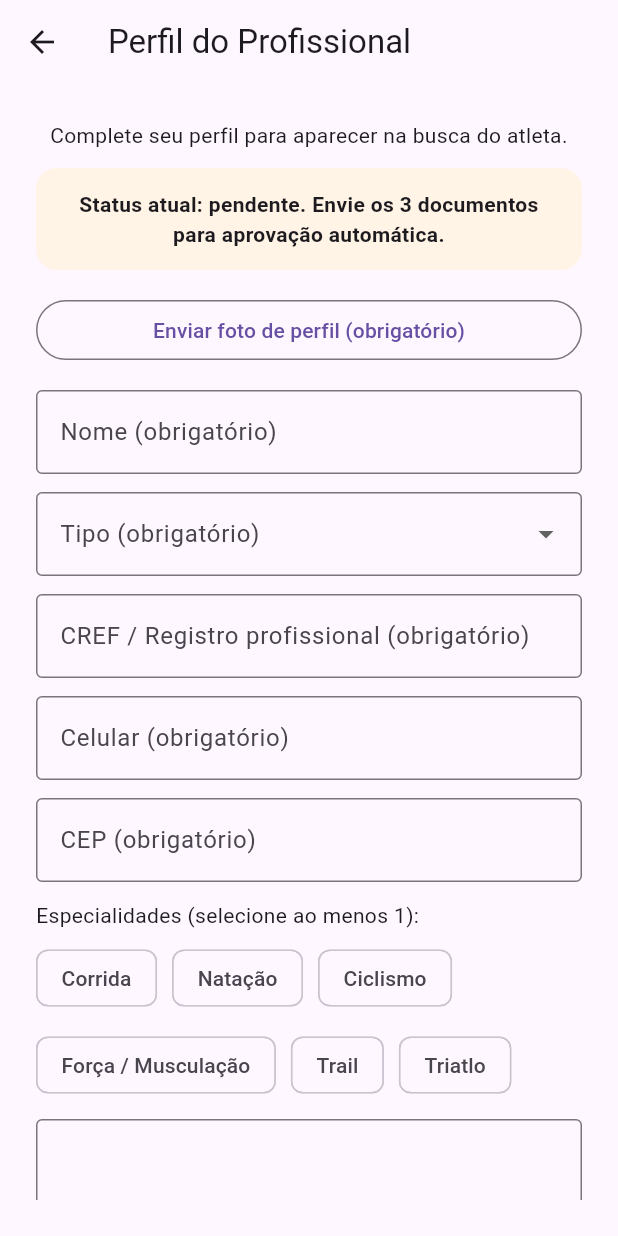
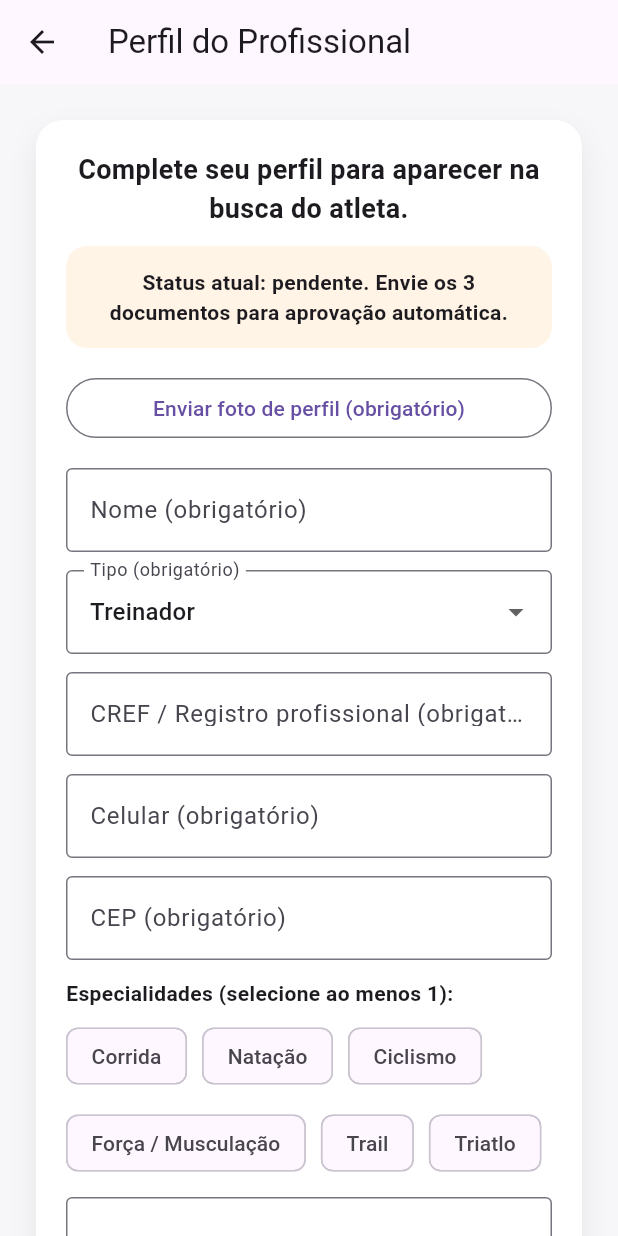
Before and after one commit to triniumsports/trinium_sports, a Flutter app: the ProfessionalProfileFormScreen screen opened directly, on a phone screen of 412 x 824 dp. Run offline on Flutter 3.47's test engine with Material 3 defaults, Android fonts, the phone set to English and light mode, and no system bars; our stand-ins replace file_picker, supabase_flutter; missing offline and left inert: dart:html; accounts and stored records are empty.

Commit message:
Checkpoint seguro do projeto

```diff
--- a/lib/screens/professional_profile_form_screen.dart
+++ b/lib/screens/professional_profile_form_screen.dart
@@ -1,13 +1,13 @@
+import 'dart:convert';
 import 'dart:typed_data';
-import 'dart:convert';
 
+import 'package:file_picker/file_picker.dart';
 import 'package:flutter/material.dart';
-import 'package:file_picker/file_picker.dart';
 import 'package:supabase_flutter/supabase_flutter.dart';
 
+import '../services/edge_functions_service.dart';
 import '../services/verification_service.dart';
 import 'home_router_screen.dart';
-import '../services/edge_functions_service.dart';
 
 class ProfessionalProfileFormScreen extends StatefulWidget {
   const ProfessionalProfileFormScreen({super.key});
@@ -49,16 +49,21 @@
   };
 
   String get _regLabel {
-    if (_professionalType == 'nutritionist') {
-      return 'CRN / Registro profissional';
-    }
-    return 'CREF / Registro profissional';
+    return _professionalType == 'nutritionist'
+        ? 'CRN / Registro profissional'
+        : 'CREF / Registro profissional';
   }
 
   bool get _hasAllDocs =>
       _uploadedDocTypes.contains('identity') &&
       _uploadedDocTypes.contains('council') &&
       _uploadedDocTypes.contains('lookup_print');
+
+  @override
+  void initState() {
+    super.initState();
+    _load();
+  }
 
   @override
   void dispose() {
@@ -70,18 +75,12 @@
     super.dispose();
   }
 
-  @override
-  void initState() {
-    super.initState();
-    _load();
-  }
-
   Future<void> _load() async {
     final user = _client.auth.currentUser;
     if (user == null) {
       setState(() {
+        _loading = false;
         _msg = 'Usuário não autenticado.';
-        _loading = false;
       });
       return;
     }
@@ -103,9 +102,13 @@
 
       _nameController.text = (profile?['full_name'] ?? '').toString();
       _avatarUrl = (profile?['avatar_url'] ?? '').toString().trim();
-      if (_avatarUrl != null && _avatarUrl!.isEmpty) _avatarUrl = null;
+      if ((_avatarUrl ?? '').isEmpty) _avatarUrl = null;
 
-      _professionalType = (coach?['professional_type'] ?? 'coach').toString();
+      _professionalType =
+          (coach?['professional_type'] ?? 'coach').toString().trim();
+      if (!['coach', 'nutritionist'].contains(_professionalType)) {
+        _professionalType = 'coach';
+      }
 
       final cref = (coach?['cref_number'] ?? '').toString().trim();
       final license = (coach?['license_number'] ?? '').toString().trim();
@@ -117,8 +120,8 @@
       _verificationStatus =
           (coach?['verification_status'] ?? 'pending').toString();
 
+      _specialties.clear();
       final specs = coach?['specialties'];
-      _specialties.clear();
       if (specs is List) {
         _specialties.addAll(specs.map((e) => e.toString()));
       }
@@ -129,14 +132,18 @@
         for (final d in docs) {
           if (d is Map && d['type'] != null) {
             final type = d['type'].toString().trim();
-            if (type.isNotEmpty) _uploadedDocTypes.add(type);
+            if (type.isNotEmpty) {
+              _uploadedDocTypes.add(type);
+            }
           }
         }
       }
     } catch (e) {
       _msg = 'Erro ao carregar dados: $e';
     } finally {
+      if (mounted) {
         setState(() => _loading = false);
+      }
     }
   }
 
@@ -146,9 +153,6 @@
     if (_zipController.text.trim().isEmpty) return false;
     if (_regController.text.trim().isEmpty) return false;
     if (_specialties.isEmpty) return false;
-    if (!['coach', 'nutritionist', 'hybrid'].contains(_professionalType)) {
-      return false;
-    }
     if (_avatarUrl == null || _avatarUrl!.trim().isEmpty) return false;
     if (!_hasAllDocs) return false;
     return true;
@@ -169,12 +173,14 @@
         allowedExtensions: ['jpg', 'jpeg', 'png'],
         withData: true,
       );
+
       if (result == null || result.files.isEmpty) {
         throw Exception('Nenhum arquivo selecionado.');
       }
 
       final file = result.files.single;
       final Uint8List? bytes = file.bytes;
+
       if (bytes == null || bytes.isEmpty) {
         throw Exception('Falha ao ler arquivo.');
       }
@@ -220,7 +226,7 @@
 
       setState(() {
         _msg = _hasAllDocs
-            ? '$label enviado ✅ Documentação completa. Profissional aprovado automaticamente.'
+            ? '$label enviado ✅ Documentação completa. Aprovação automática liberada.'
             : '$label enviado ✅';
       });
     } catch (e) {
@@ -239,7 +245,7 @@
     if (!_isValid()) {
       setState(() {
         _msg =
-            'Preencha todos os campos obrigatórios, envie a foto e os 3 documentos.';
+            'Preencha nome, telefone, CEP, registro, especialidades, foto e envie os 3 documentos.';
       });
       return;
     }
@@ -254,7 +260,7 @@
         'full_name': _nameController.text.trim(),
       }).eq('id', user.id);
 
-      final updateCoach = <String, dynamic>{
+      final updateData = <String, dynamic>{
         'professional_type': _professionalType,
         'phone_mobile': _phoneController.text.trim(),
         'address_zip_code': _zipController.text.trim(),
@@ -264,14 +270,14 @@
       };
 
       if (_professionalType == 'nutritionist') {
-        updateCoach['license_number'] = _regController.text.trim();
-        updateCoach['cref_number'] = null;
+        updateData['license_number'] = _regController.text.trim();
+        updateData['cref_number'] = null;
       } else {
-        updateCoach['cref_number'] = _regController.text.trim();
-        updateCoach['license_number'] = _regController.text.trim();
+        updateData['cref_number'] = _regController.text.trim();
+        updateData['license_number'] = _regController.text.trim();
       }
 
-      await _client.from('coaches').update(updateCoach).eq('id', user.id);
+      await _client.from('coaches').update(updateData).eq('id', user.id);
 
       if (!mounted) return;
       Navigator.of(context).pushAndRemoveUntil(
@@ -324,25 +330,47 @@
   Widget build(BuildContext context) {
     if (_loading) {
       return const Scaffold(
+        backgroundColor: Colors.white,
         body: Center(child: CircularProgressIndicator()),
       );
     }
 
     return Scaffold(
-      appBar: AppBar(title: const Text('Perfil do Profissional')),
+      backgroundColor: const Color(0xFFF7F7F9),
+      appBar: AppBar(
+        title: const Text('Perfil do Profissional'),
+      ),
       body: Center(
         child: ConstrainedBox(
           constraints: const BoxConstraints(maxWidth: 760),
-          child: Padding(
+          child: ListView(
             padding: const EdgeInsets.all(24),
-            child: ListView(
+            children: [
+              Container(
+                padding: const EdgeInsets.all(20),
+                decoration: BoxDecoration(
+                  color: Colors.white,
+                  borderRadius: BorderRadius.circular(18),
+                  boxShadow: const [
+                    BoxShadow(
+                      blurRadius: 16,
+                      offset: Offset(0, 8),
+                      color: Color(0x12000000),
+                    ),
+                  ],
+                ),
+                child: Column(
+                  crossAxisAlignment: CrossAxisAlignment.stretch,
                   children: [
                     const Text(
                       'Complete seu perfil para aparecer na busca do atleta.',
                       textAlign: TextAlign.center,
+                      style: TextStyle(
+                        fontSize: 18,
+                        fontWeight: FontWeight.w700,
+                      ),
                     ),
                     const SizedBox(height: 12),
-
                     Container(
                       padding: const EdgeInsets.all(14),
                       decoration: BoxDecoration(
@@ -359,24 +387,25 @@
                         style: const TextStyle(fontWeight: FontWeight.w600),
                       ),
                     ),
-
                     const SizedBox(height: 16),
-
                     OutlinedButton(
                       onPressed: _uploading ? null : _uploadAvatar,
                       child: Text(
                         _uploading
                             ? 'Enviando...'
-                        : 'Enviar foto de perfil (obrigatório)',
+                            : (_avatarUrl == null
+                                ? 'Enviar foto de perfil (obrigatório)'
+                                : 'Trocar foto de perfil'),
                       ),
                     ),
                     if (_avatarUrl != null) ...[
                       const SizedBox(height: 8),
-                  const Text('Foto OK ✅', textAlign: TextAlign.center),
+                      const Text(
+                        'Foto OK ✅',
+                        textAlign: TextAlign.center,
+                      ),
                     ],
-
                     const SizedBox(height: 16),
-
                     TextField(
                       controller: _nameController,
                       decoration: const InputDecoration(
@@ -385,7 +414,6 @@
                       ),
                     ),
                     const SizedBox(height: 12),
-
                     DropdownButtonFormField<String>(
                       value: _professionalType,
                       decoration: const InputDecoration(
@@ -393,19 +421,22 @@
                         border: OutlineInputBorder(),
                       ),
                       items: const [
-                    DropdownMenuItem(value: 'coach', child: Text('Treinador')),
+                        DropdownMenuItem(
+                          value: 'coach',
+                          child: Text('Treinador'),
+                        ),
                         DropdownMenuItem(
                           value: 'nutritionist',
                           child: Text('Nutricionista'),
                         ),
-                    DropdownMenuItem(value: 'hybrid', child: Text('Híbrido')),
                       ],
                       onChanged: (v) {
-                    setState(() => _professionalType = v ?? 'coach');
+                        setState(() {
+                          _professionalType = v ?? 'coach';
+                        });
                       },
                     ),
                     const SizedBox(height: 12),
-
                     TextField(
                       controller: _regController,
                       decoration: InputDecoration(
@@ -414,7 +445,6 @@
                       ),
                     ),
                     const SizedBox(height: 12),
-
                     TextField(
                       controller: _phoneController,
                       decoration: const InputDecoration(
@@ -423,7 +453,6 @@
                       ),
                     ),
                     const SizedBox(height: 12),
-
                     TextField(
                       controller: _zipController,
                       decoration: const InputDecoration(
@@ -432,8 +461,10 @@
                       ),
                     ),
                     const SizedBox(height: 12),
-
-                const Text('Especialidades (selecione ao menos 1):'),
+                    const Text(
+                      'Especialidades (selecione ao menos 1):',
+                      style: TextStyle(fontWeight: FontWeight.w600),
+                    ),
                     const SizedBox(height: 8),
                     Wrap(
                       spacing: 10,
@@ -455,7 +486,6 @@
                         );
                       }).toList(),
                     ),
-
                     const SizedBox(height: 12),
                     TextField(
                       controller: _bioController,
@@ -465,15 +495,14 @@
                         border: OutlineInputBorder(),
                       ),
                     ),
-
                     const SizedBox(height: 18),
                     const Divider(),
                     const SizedBox(height: 12),
                     const Text(
                       'Documentos obrigatórios para aprovação automática:',
+                      style: TextStyle(fontWeight: FontWeight.w700),
                     ),
                     const SizedBox(height: 12),
-
                     _docStatusTile(
                       title: 'RG/CNH',
                       type: 'identity',
@@ -483,9 +512,8 @@
                       onPressed: _uploading
                           ? null
                           : () => _uploadDoc('identity', 'RG/CNH'),
-                  child: const Text('Enviar RG/CNH (foto ou PDF)'),
+                      child: const Text('Enviar RG/CNH'),
                     ),
-
                     const SizedBox(height: 14),
                     _docStatusTile(
                       title: 'Documento do conselho',
@@ -496,9 +524,8 @@
                       onPressed: _uploading
                           ? null
                           : () => _uploadDoc('council', 'Documento do Conselho'),
-                  child: const Text('Enviar documento do Conselho (CREF/CRN)'),
+                      child: const Text('Enviar documento do Conselho'),
                     ),
-
                     const SizedBox(height: 14),
                     _docStatusTile(
                       title: 'Print consulta pública',
@@ -508,12 +535,12 @@
                     FilledButton(
                       onPressed: _uploading
                           ? null
-                      : () => _uploadDoc('lookup_print', 'Print consulta pública'),
-                  child: const Text(
-                    'Enviar print da consulta pública (ATIVO/BACHAREL)',
+                          : () => _uploadDoc(
+                                'lookup_print',
+                                'Print consulta pública',
                               ),
+                      child: const Text('Enviar print da consulta pública'),
                     ),
-
                     const SizedBox(height: 18),
                     FilledButton(
                       onPressed: _saving ? null : _save,
@@ -521,13 +548,17 @@
                         _saving ? 'Salvando...' : 'Salvar e continuar',
                       ),
                     ),
-
                     if (_msg != null) ...[
                       const SizedBox(height: 12),
-                  Text(_msg!, textAlign: TextAlign.center),
+                      Text(
+                        _msg!,
+                        textAlign: TextAlign.center,
+                      ),
                     ],
                   ],
                 ),
+              ),
+            ],
           ),
         ),
       ),
```
Also changed, not shown: lib/services/verification_service.dart (+9 -9 lines). Lines whose indentation alone changed are shown as unchanged.
